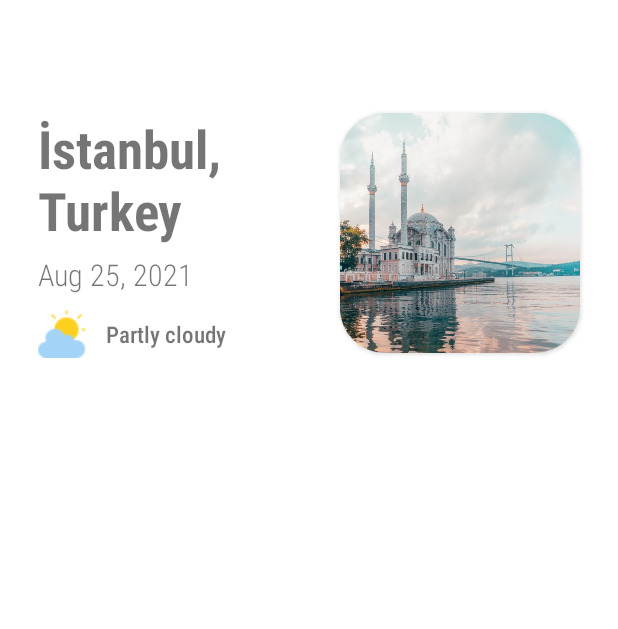
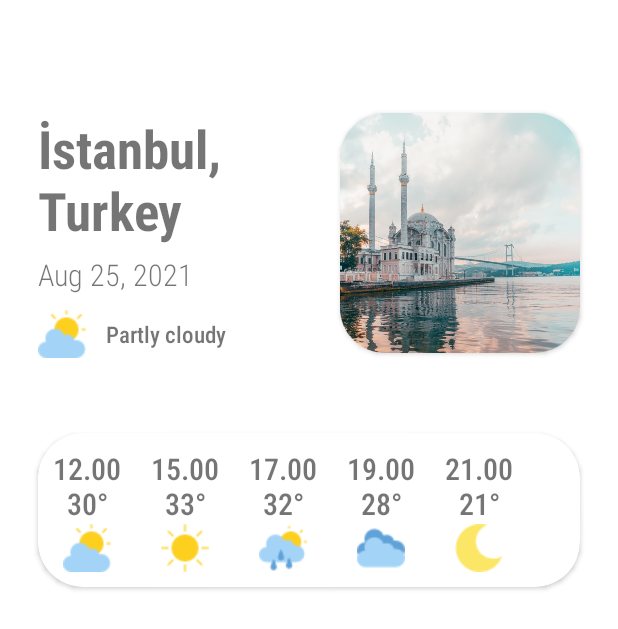
Before and after one commit to mergencdev/KeKodWeatherUI, an Android app: the fragment WeatherFragment shown on its own in the app's theme, on a phone screen of 412 x 824 dp. Shown: the top 629 px of the screen. Run offline under Robolectric (Android 15) with nearby library versions, the phone set to English and light mode, and no system bars.

Commit message:
hourly weather card

```diff
--- a/app/src/main/res/layout/fragment_weather.xml
+++ b/app/src/main/res/layout/fragment_weather.xml
@@ -7,6 +7,7 @@
     tools:context=".WeatherFragment">
 
     <LinearLayout
+        android:id="@+id/linearLayout"
         android:layout_width="wrap_content"
         android:layout_height="wrap_content"
         android:layout_marginStart="25dp"
@@ -39,15 +40,16 @@
             android:gravity="center"
             android:text="@string/partly_cloudy"
             android:textSize="15sp"
-            app:drawableStartCompat="@drawable/cloudy" />
+            app:drawableStartCompat="@drawable/partly_cloudy" />
 
     </LinearLayout>
 
     <androidx.cardview.widget.CardView
+        android:id="@+id/cardView"
         android:layout_width="wrap_content"
         android:layout_height="wrap_content"
         android:layout_marginTop="75dp"
-        android:layout_marginRight="25dp"
+        android:layout_marginEnd="25dp"
         app:cardCornerRadius="30dp"
         app:layout_constraintEnd_toEndOf="parent"
         app:layout_constraintTop_toTopOf="parent">
@@ -59,5 +61,74 @@
 
     </androidx.cardview.widget.CardView>
 
+    <androidx.cardview.widget.CardView
+        android:layout_width="match_parent"
+        android:layout_height="wrap_content"
+        android:layout_marginLeft="25dp"
+        android:layout_marginTop="50dp"
+        android:layout_marginRight="25dp"
+        app:cardCornerRadius="30dp"
+        app:layout_constraintEnd_toEndOf="parent"
+        app:layout_constraintStart_toStartOf="parent"
+        app:layout_constraintTop_toBottomOf="@+id/linearLayout">
+
+        <LinearLayout
+            android:layout_width="match_parent"
+            android:layout_height="match_parent"
+            android:orientation="horizontal">
+
+            <TextView
+                android:layout_width="wrap_content"
+                android:layout_height="wrap_content"
+                android:layout_margin="10dp"
+                android:fontFamily="sans-serif-condensed-medium"
+                android:gravity="center"
+                android:text="12.00\n30°"
+                android:textSize="20sp"
+                app:drawableBottomCompat="@drawable/partly_cloudy" />
+
+            <TextView
+                android:layout_width="wrap_content"
+                android:layout_height="wrap_content"
+                android:layout_margin="10dp"
+                android:fontFamily="sans-serif-condensed-medium"
+                android:gravity="center"
+                android:text="15.00\n33°"
+                android:textSize="20sp"
+                app:drawableBottomCompat="@drawable/sunny" />
+
+            <TextView
+                android:layout_width="wrap_content"
+                android:layout_height="wrap_content"
+                android:layout_margin="10dp"
+                android:fontFamily="sans-serif-condensed-medium"
+                android:gravity="center"
+                android:text="17.00\n32°"
+                android:textSize="20sp"
+                app:drawableBottomCompat="@drawable/sunny_rain" />
+
+            <TextView
+                android:layout_width="wrap_content"
+                android:layout_height="wrap_content"
+                android:layout_margin="10dp"
+                android:fontFamily="sans-serif-condensed-medium"
+                android:gravity="center"
+                android:text="19.00\n28°"
+                android:textSize="20sp"
+                app:drawableBottomCompat="@drawable/cloud" />
+
+            <TextView
+                android:layout_width="wrap_content"
+                android:layout_height="wrap_content"
+                android:layout_margin="10dp"
+                android:fontFamily="sans-serif-condensed-medium"
+                android:gravity="center"
+                android:text="21.00\n21°"
+                android:textSize="20sp"
+                app:drawableBottomCompat="@drawable/night" />
+
+        </LinearLayout>
+
+    </androidx.cardview.widget.CardView>
 
 </androidx.constraintlayout.widget.ConstraintLayout>
```
Also changed, not shown: app/src/main/res/drawable/cloud.png (added), app/src/main/res/drawable/night.png (added), app/src/main/res/drawable/partly_cloudy.png (renamed from app/src/main/res/drawable/cloudy.png), app/src/main/res/drawable/sunny.png (added), app/src/main/res/drawable/sunny_rain.png (added).
